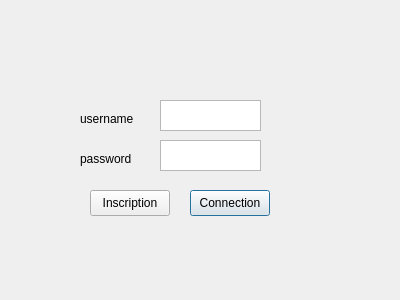
First picture: the form in src/views/Login/Login.ui, repository LinkIsACake/PTUT-CoffreFortElectronique, before the edit.
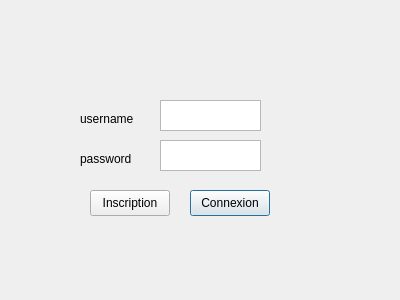
Second picture: the form after the edit.

Commit message: Correction orthographique sur un bouton de la page login

```diff
--- a/src/views/Login/Login.ui
+++ b/src/views/Login/Login.ui
@@ -49,7 +49,7 @@
     </rect>
    </property>
    <property name="text">
-    <string>Connection</string>
+    <string>Connexion</string>
    </property>
   </widget>
   <widget class="QPushButton" name="register_button">
```
